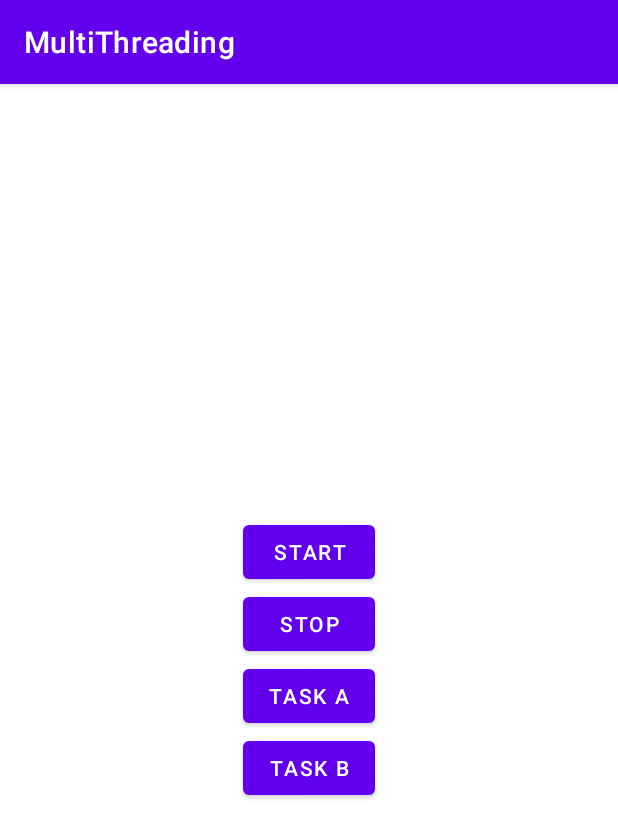
After one commit to ZubrilinArtem/MultiThreadExample, an Android app: the LooperActivity screen opened directly, with no data from a screen before it, on a phone screen of 412 x 824 dp. The commit adds this screen. Shown: the top 838 px of the screen. Run offline under Robolectric (Android 15) with nearby library versions, the phone set to English and light mode, and no system bars.

Commit message:
финал

```diff
--- a/app/src/main/AndroidManifest.xml
+++ b/app/src/main/AndroidManifest.xml
@@ -9,6 +9,9 @@
         android:roundIcon="@mipmap/ic_launcher_round"
         android:supportsRtl="true"
         android:theme="@style/Theme.MultiThreading">
+        <activity
+            android:name=".LooperActivity"
+            android:exported="false" />
         <activity
             android:name=".WaitNotify"
             android:exported="false" />
--- a/app/src/main/java/ru/zubrilinartem/multithreading/WaitNotify.java
+++ b/app/src/main/java/ru/zubrilinartem/multithreading/WaitNotify.java
@@ -22,6 +22,7 @@ public class WaitNotify extends AppCompatActivity {
         btnThreadOne.setOnClickListener(this::onClickThreadOne);
         btnThreadTwo.setOnClickListener(this::onClickThreadTwo);
     }
+
 
     private void sendData(){
         Log.d("my_log", "поток 1 пробует захватить monitor");
--- /dev/null
+++ b/app/src/main/res/layout/activity_looper.xml
@@ -0,0 +1,34 @@
+<LinearLayout xmlns:android="http://schemas.android.com/apk/res/android"
+    xmlns:tools="http://schemas.android.com/tools"
+    android:layout_width="match_parent"
+    android:layout_height="match_parent"
+    android:gravity="center"
+    android:orientation="vertical"
+    tools:context="com.codinginflow.looperthreadexample.MainActivity">
+
+    <Button
+        android:id="@+id/button_start"
+        android:layout_width="wrap_content"
+        android:layout_height="wrap_content"
+        android:onClick="startThread"
+        android:text="Start" />
+
+    <Button
+        android:layout_width="wrap_content"
+        android:layout_height="wrap_content"
+        android:onClick="stopThread"
+        android:text="Stop" />
+
+    <Button
+        android:layout_width="wrap_content"
+        android:layout_height="wrap_content"
+        android:onClick="taskA"
+        android:text="Task A" />
+
+    <Button
+        android:layout_width="wrap_content"
+        android:layout_height="wrap_content"
+        android:onClick="taskB"
+        android:text="Task B" />
+
+</LinearLayout>
--- a/app/src/main/res/layout/activity_main.xml
+++ b/app/src/main/res/layout/activity_main.xml
@@ -22,5 +22,11 @@
             android:layout_width="match_parent"
             android:layout_height="wrap_content"
             android:text="WAIT/NOTIFY" />
+
+        <Button
+            android:id="@+id/btnLooper"
+            android:layout_width="match_parent"
+            android:layout_height="wrap_content"
+            android:text="Looper" />
     </LinearLayout>
 </androidx.constraintlayout.widget.ConstraintLayout>
```
Also changed, not shown: app/src/main/java/ru/zubrilinartem/multithreading/ExampleActivity.java (+12 -7 lines), app/src/main/java/ru/zubrilinartem/multithreading/LooperActivity.java (added, +160 -0 lines), app/src/main/java/ru/zubrilinartem/multithreading/MainActivity.java (+8 -0 lines).
